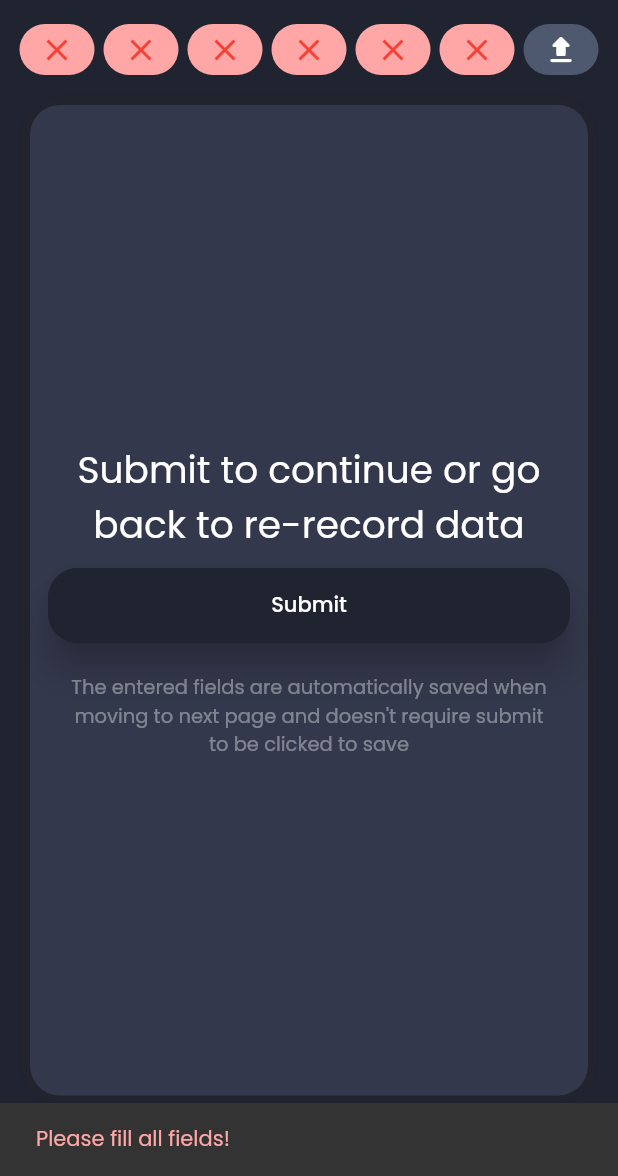
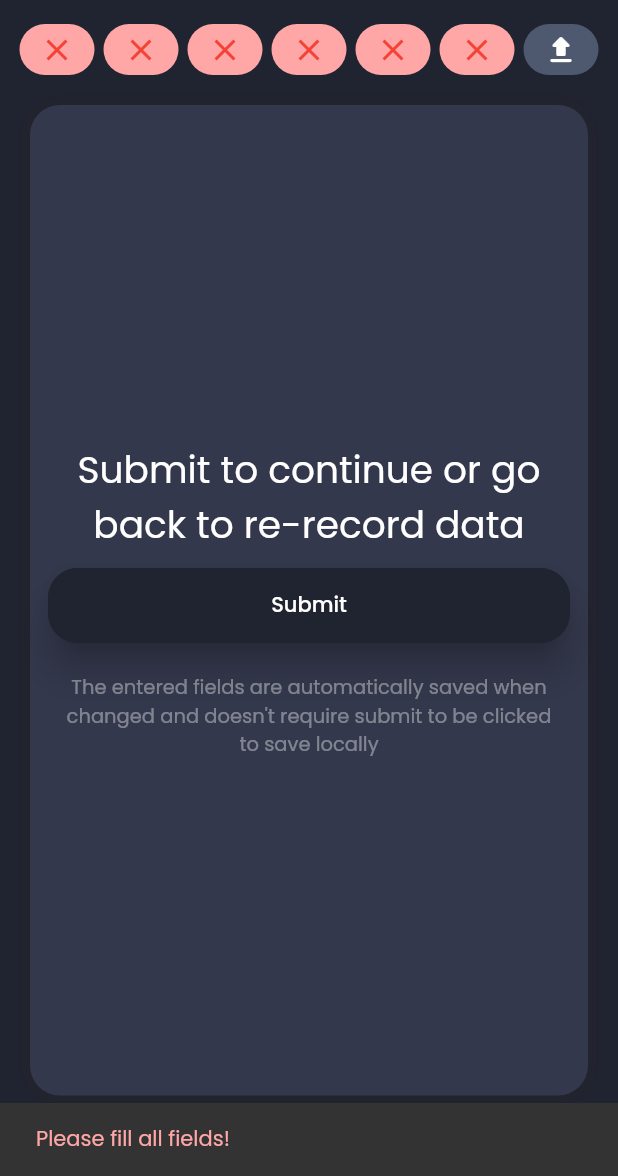
Before and after one commit to TheCraftOfCode/GeoSpatial, a Flutter app: the FamilyMemberAdd screen opened directly with empty values, after a tap on the "upload" icon, after a tap on "Submit", on a phone screen of 412 x 824 dp, the part 60-1236 px from its top. Run offline on Flutter 3.47's test engine with Material 2 defaults, Android fonts, the phone set to English and light mode, and no system bars; drawn by our look-alikes of oktoast; our stand-ins replace auto_size_text, connectivity_plus, flutter_secure_storage, flutter_svg, flutter_typeahead, geolocator and 4 more; missing offline and left inert: flutter_rounded_date_picker; accounts and stored records are empty; generated files the repository leaves out were written again.

Commit message:
Changed note message in FamilyMemberAdd.dart and FamilyDetails.dart.dart

```diff
--- a/lib/Screens/FamilyDetails.dart
+++ b/lib/Screens/FamilyDetails.dart
@@ -680,7 +680,7 @@ class _FamilyDetailsState extends State<FamilyDetails> {
               },
               submitMessage: "Submit to Continue or go back to re-record data",
               note:
-                  "The entered fields are automatically saved when moving to next page and doesn't require submit to be clicked to save",
+                  "The entered fields are automatically saved when changed and doesn't require submit to be clicked to save locally",
             ))));
   }
 }
--- a/lib/Screens/FamilyMemberAdd.dart
+++ b/lib/Screens/FamilyMemberAdd.dart
@@ -996,7 +996,7 @@ class _FamilyMemberAddState extends State<FamilyMemberAdd> {
             },
             submitMessage: "Submit to continue or go back to re-record data",
             note:
-                "The entered fields are automatically saved when moving to next page and doesn't require submit to be clicked to save",
+                "The entered fields are automatically saved when changed and doesn't require submit to be clicked to save locally",
           ),
         ),
       ),
```
